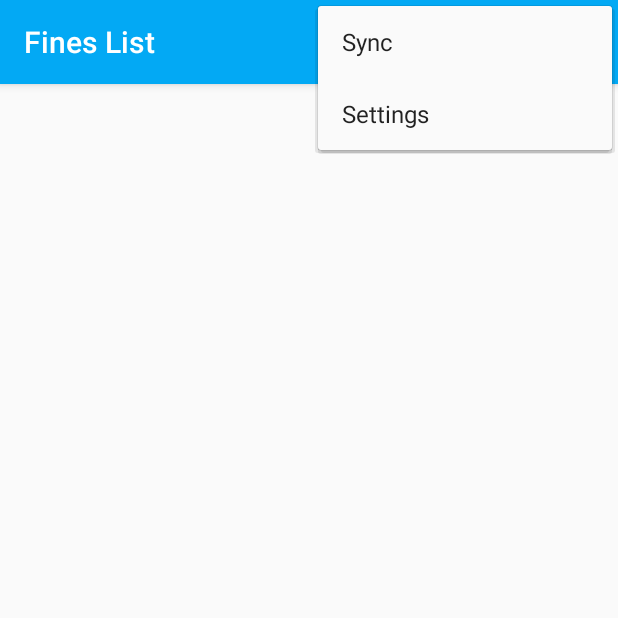
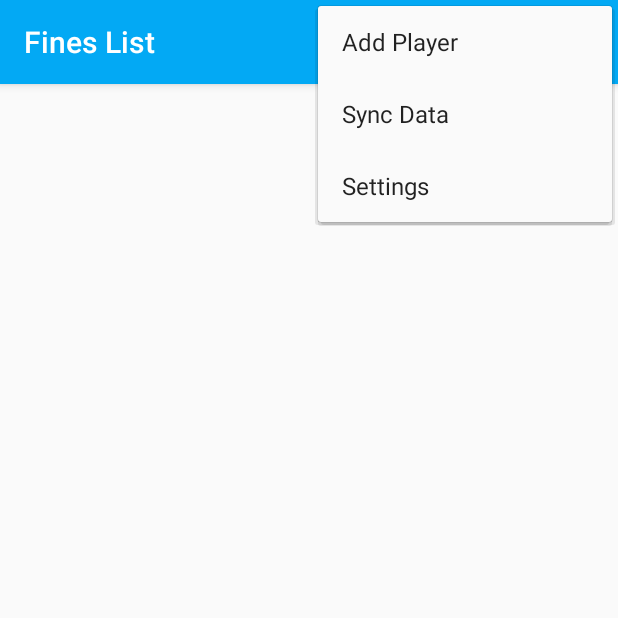
Before and after one commit to seherm/Bussenliste, an Android app: the screen it shows after launch (MainActivity), with the options menu open, on a phone screen of 412 x 824 dp, the top half of it. Run offline under Robolectric (Android 15) with nearby library versions, the phone set to English and light mode, and no system bars; libraries missing offline, so code that uses them is left out: com.loopj.android, cz.msebera.android.

Commit message:
add Player functionality added

```diff
--- a/app/src/main/java/com/hermann/bussenliste/PlayersAdapter.java
+++ b/app/src/main/java/com/hermann/bussenliste/PlayersAdapter.java
@@ -11,7 +11,7 @@ import java.util.List;
 
 public class PlayersAdapter extends BaseAdapter {
 
-    private final List<Player> players;
+    private List<Player> players;
     private final Context context;
 
     public PlayersAdapter(Context context, List<Player> players) {
@@ -55,4 +55,9 @@ public class PlayersAdapter extends BaseAdapter {
         return convertView;
 
     }
+
+    public void refresh(List<Player> players){
+        this.players = players;
+        notifyDataSetChanged();
+    }
 }
--- a/app/src/main/res/menu/menu_main.xml
+++ b/app/src/main/res/menu/menu_main.xml
@@ -7,11 +7,17 @@
         android:orderInCategory="100"
         android:title="@string/action_settings"
         app:showAsAction="never" />
-
+    <item
+        android:id="@+id/action_addPlayer"
+        android:orderInCategory="1"
+        android:title="@string/action_add_player"
+        app:showAsAction="never"
+        app:icon="@drawable/ic_add"/>
     <item
         android:id="@+id/action_sync"
-        android:orderInCategory="1"
+        android:orderInCategory="2"
         android:title="@string/action_sync"
         app:showAsAction="never"
         app:icon="@drawable/ic_sync"/>
+
 </menu>
--- a/app/src/main/res/values/strings.xml
+++ b/app/src/main/res/values/strings.xml
@@ -7,7 +7,7 @@
     <string name="cancel">Cancel</string>
     <string name="add_fair">Adding a new Fair</string>
     <string name="delete_text">Delete</string>
-    <string name="action_sync">Sync</string>
+    <string name="action_add_player">Add Player</string>
     <string name="fineAmount">%1$d USD</string>
     <string name="back">Back</string>
     <string name="memory">Memory</string>
@@ -16,5 +16,6 @@
     <string name="title_activity_settings">Settings</string>
     <string name="no_players_available">No Data</string>
     <string name="import_players_message">No players or fines have been added yet. Would you like to import the players and fines?</string>
-
+    <string name="action_sync">Sync Data</string>
+    <string name="add">Add</string>
 </resources>
```
Also changed, not shown: app/src/main/java/com/hermann/bussenliste/MainActivity.java (+31 -2 lines), 1 other file.
